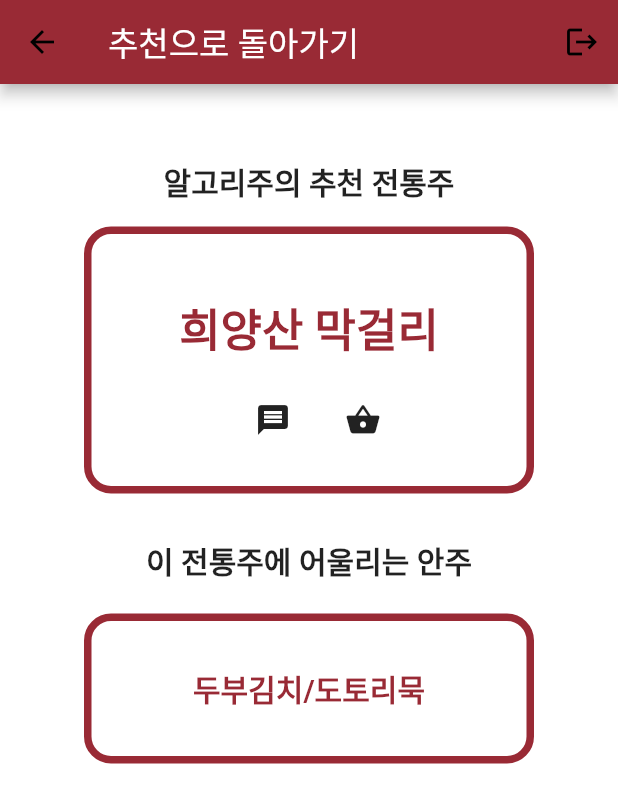
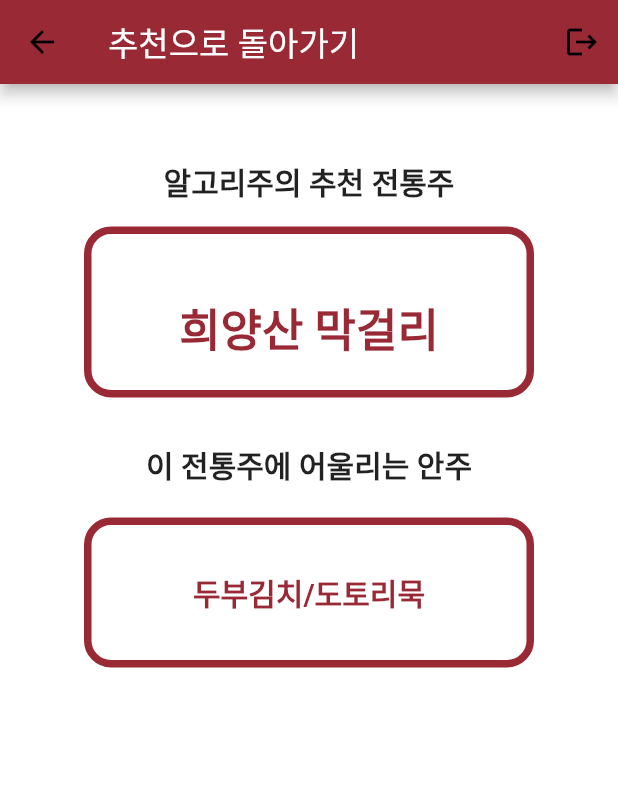
Before and after one commit to jisoosoo/Algoriju, a Flutter app: the Main screen opened directly, item 2 of the bottom bar chosen, after a tap on "알고리주!", on a phone screen of 412 x 824 dp. Shown: the top 803 px of the screen. Run offline on Flutter 3.47's test engine with Material 2 defaults, Android fonts, the phone set to English and light mode, and no system bars; our stand-ins replace cloud_firestore, firebase_auth, firebase_core, google_sign_in; accounts and stored records are empty.

Commit message:
전체 수정 완료

```diff
--- a/lib/main.dart
+++ b/lib/main.dart
@@ -10,6 +10,7 @@ import 'alcohol.dart';
 import 'package:algoriju/choosealcohol.dart';
 import 'reviewpage.dart';
 import 'loginpage.dart';
+import 'package:firebase_auth/firebase_auth.dart';
 
 Future<void> main() async {
   WidgetsFlutterBinding.ensureInitialized();
@@ -41,7 +42,17 @@ class MyApp extends StatelessWidget {
             backgroundColor: AppColor.mainColor,
             scaffoldBackgroundColor: AppColor.mainColor,
           ),
-          home: const Main(),
+          home: StreamBuilder(
+            stream: FirebaseAuth.instance.authStateChanges(),
+            builder: (context,snapshot){
+              if(snapshot.hasData){
+                return const Main();
+              }
+              else {
+                return const LoginPage();
+              }
+            },
+          )
       ),
     );
   }
@@ -63,7 +74,6 @@ class _MainState extends State<Main> {
     const AlcoholPage(),
     const SaSangTest(),
     const ReviewPage(),
-    const LoginPage(),
   ];
 
   @override
@@ -88,10 +98,6 @@ class _MainState extends State<Main> {
             icon: Icon(Icons.message, size: 20,),
             label: 'REVIEW',
           ),
-          BottomNavigationBarItem(
-            icon: Icon(Icons.person, size: 20,),
-            label: 'MY',
-          ),
         ],
         currentIndex: _idx,
         onTap: (index){
--- a/lib/suggestedalcohol.dart
+++ b/lib/suggestedalcohol.dart
@@ -69,28 +69,6 @@ class _AlcoholSuggestionState extends State<AlcoholSuggestion> {
                   Text(context.watch<Alcohol>().alcohol,
                     style: const TextStyle(fontSize: 30, fontWeight: FontWeight.bold, color: AppColor.mainColor,),
                   ),
-                  Padding(
-                    padding: const EdgeInsets.only(top: 16.0),
-                    child: Row(
-                      mainAxisAlignment: MainAxisAlignment.center,
-                      children: [
-                        Padding(
-                          padding: const EdgeInsets.only(right: 16.0),
-                          child: IconButton(
-                            icon: const Icon(Icons.message),
-                            onPressed: (){
-                              Navigator.push(context, MaterialPageRoute(builder: (context)=> const ReviewPage()));
-                            },
-                          )
-                          //Icon(Icons.message),
-                        ),
-                        const Padding(
-                          padding: EdgeInsets.only(left: 8.0),
-                          child: Icon(Icons.shopping_basket),
-                        ),
-                      ],
-                    ),
-                  ),
                 ],
               ),
             ),
```
Also changed, not shown: 2 other files.
